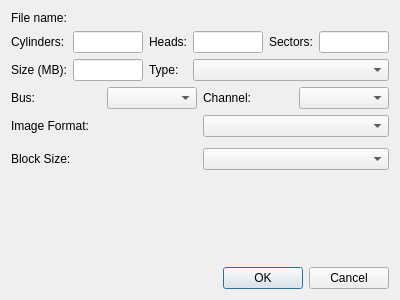
Before: the Qt Designer form src/qt/qt_harddiskdialog.ui in 86Box/86Box, drawn with Qt 5.
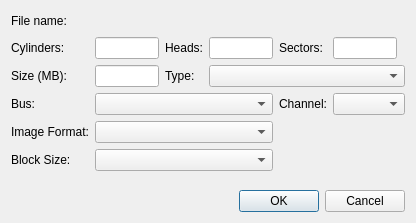
After: the same form once the commit is applied. Custom widgets are drawn as their Qt base class.

Commit message: qt: tweak hard disk dialog layout

What changed in the file:
```diff
--- a/src/qt/qt_harddiskdialog.ui
+++ b/src/qt/qt_harddiskdialog.ui
@@ -6,149 +6,70 @@
    <rect>
     <x>0</x>
     <y>0</y>
-    <width>400</width>
-    <height>300</height>
+    <width>393</width>
+    <height>223</height>
    </rect>
   </property>
   <property name="windowTitle">
    <string>Dialog</string>
   </property>
-  <layout class="QVBoxLayout" name="verticalLayout">
-   <item>
-    <layout class="QVBoxLayout" name="verticalLayout_2">
-     <property name="spacing">
-      <number>0</number>
+  <layout class="QGridLayout" name="gridLayout">
+   <item row="3" column="2">
+    <widget class="QLabel" name="label_4">
+     <property name="text">
+      <string>Heads:</string>
      </property>
-     <item>
-      <widget class="QLabel" name="label">
-       <property name="text">
-        <string>File name:</string>
-       </property>
-      </widget>
-     </item>
-     <item>
-      <widget class="FileField" name="fileField" native="true"/>
-     </item>
-    </layout>
+    </widget>
    </item>
-   <item>
-    <layout class="QGridLayout" name="gridLayout">
-     <item row="0" column="0">
-      <widget class="QLabel" name="label_2">
-       <property name="text">
-        <string>Cylinders:</string>
-       </property>
-      </widget>
-     </item>
-     <item row="0" column="4">
-      <widget class="QLabel" name="label_5">
-       <property name="text">
-        <string>Sectors:</string>
-       </property>
-      </widget>
-     </item>
-     <item row="0" column="1">
-      <widget class="QLineEdit" name="lineEditCylinders"/>
-     </item>
-     <item row="1" column="1">
-      <widget class="QLineEdit" name="lineEditSize"/>
-     </item>
-     <item row="1" column="0">
-      <widget class="QLabel" name="label_3">
-       <property name="text">
-        <string>Size (MB):</string>
-       </property>
-      </widget>
-     </item>
-     <item row="0" column="2">
-      <widget class="QLabel" name="label_4">
-       <property name="text">
-        <string>Heads:</string>
-       </property>
-      </widget>
-     </item>
-     <item row="0" column="3">
-      <widget class="QLineEdit" name="lineEditHeads">
-       <property name="maxLength">
-        <number>32767</number>
-       </property>
-      </widget>
-     </item>
-     <item row="1" column="2">
-      <widget class="QLabel" name="label_6">
-       <property name="text">
-        <string>Type:</string>
-       </property>
-      </widget>
-     </item>
-     <item row="0" column="5">
-      <widget class="QLineEdit" name="lineEditSectors">
-       <property name="maxLength">
-        <number>32767</number>
-       </property>
-      </widget>
-     </item>
-     <item row="1" column="3" colspan="3">
-      <widget class="QComboBox" name="comboBoxType"/>
-     </item>
-    </layout>
+   <item row="3" column="5">
+    <widget class="QLineEdit" name="lineEditSectors">
+     <property name="sizePolicy">
+      <sizepolicy hsizetype="Fixed" vsizetype="Fixed">
+       <horstretch>0</horstretch>
+       <verstretch>0</verstretch>
+      </sizepolicy>
+     </property>
+     <property name="maximumSize">
+      <size>
+       <width>64</width>
+       <height>16777215</height>
+      </size>
+     </property>
+     <property name="maxLength">
+      <number>32767</number>
+     </property>
+    </widget>
    </item>
-   <item>
-    <layout class="QHBoxLayout" name="horizontalLayout">
-     <item>
-      <widget class="QLabel" name="label_8">
-       <property name="text">
-        <string>Bus:</string>
-       </property>
-      </widget>
-     </item>
-     <item>
-      <widget class="QComboBox" name="comboBoxBus"/>
-     </item>
-     <item>
-      <widget class="QLabel" name="label_7">
-       <property name="text">
-        <string>Channel:</string>
-       </property>
-      </widget>
-     </item>
-     <item>
-      <widget class="QComboBox" name="comboBoxChannel"/>
-     </item>
-    </layout>
+   <item row="6" column="1" colspan="3">
+    <widget class="QComboBox" name="comboBoxFormat"/>
    </item>
-   <item>
-    <layout class="QHBoxLayout" name="horizontalLayoutFormat">
-     <item>
-      <widget class="QLabel" name="labelFormat">
-       <property name="text">
-        <string>Image Format:</string>
-       </property>
-      </widget>
-     </item>
-     <item>
-      <widget class="QComboBox" name="comboBoxFormat"/>
-     </item>
-    </layout>
+   <item row="5" column="5">
+    <widget class="QComboBox" name="comboBoxChannel"/>
    </item>
-   <item>
-    <layout class="QHBoxLayout" name="horizontalLayout_2">
-     <property name="topMargin">
-      <number>5</number>
+   <item row="0" column="0">
+    <widget class="QLabel" name="label">
+     <property name="text">
+      <string>File name:</string>
      </property>
-     <item>
-      <widget class="QLabel" name="labelBlockSize">
-       <property name="text">
-        <string>Block Size:</string>
-       </property>
-      </widget>
-     </item>
-     <item>
-      <widget class="QComboBox" name="comboBoxBlockSize"/>
-     </item>
-    </layout>
+    </widget>
    </item>
-   <item>
+   <item row="3" column="1">
+    <widget class="QLineEdit" name="lineEditCylinders">
+     <property name="sizePolicy">
+      <sizepolicy hsizetype="Fixed" vsizetype="Fixed">
+       <horstretch>0</horstretch>
+       <verstretch>0</verstretch>
+      </sizepolicy>
+     </property>
+     <property name="maximumSize">
+      <size>
+       <width>64</width>
+       <height>16777215</height>
+      </size>
+     </property>
+    </widget>
+   </item>
+   <item row="8" column="0" colspan="6">
     <spacer name="verticalSpacer">
      <property name="orientation">
       <enum>Qt::Vertical</enum>
@@ -156,12 +77,15 @@
      <property name="sizeHint" stdset="0">
       <size>
        <width>20</width>
-       <height>40</height>
+       <height>20</height>
       </size>
      </property>
     </spacer>
    </item>
-   <item>
+   <item row="7" column="1" colspan="3">
+    <widget class="QComboBox" name="comboBoxBlockSize"/>
+   </item>
+   <item row="9" column="0" colspan="6">
     <widget class="QDialogButtonBox" name="buttonBox">
      <property name="orientation">
       <enum>Qt::Horizontal</enum>
@@ -171,6 +95,113 @@
      </property>
     </widget>
    </item>
+   <item row="3" column="0">
+    <widget class="QLabel" name="label_2">
+     <property name="text">
+      <string>Cylinders:</string>
+     </property>
+    </widget>
+   </item>
+   <item row="5" column="4">
+    <widget class="QLabel" name="label_7">
+     <property name="text">
+      <string>Channel:</string>
+     </property>
+    </widget>
+   </item>
+   <item row="6" column="0">
+    <widget class="QLabel" name="labelFormat">
+     <property name="text">
+      <string>Image Format:</string>
+     </property>
+    </widget>
+   </item>
+   <item row="4" column="1">
+    <widget class="QLineEdit" name="lineEditSize">
+     <property name="sizePolicy">
+      <sizepolicy hsizetype="Fixed" vsizetype="Fixed">
+       <horstretch>0</horstretch>
+       <verstretch>0</verstretch>
+      </sizepolicy>
+     </property>
+     <property name="maximumSize">
+      <size>
+       <width>64</width>
+       <height>16777215</height>
+      </size>
+     </property>
+    </widget>
+   </item>
+   <item row="5" column="0">
+    <widget class="QLabel" name="label_8">
+     <property name="text">
+      <string>Bus:</string>
+     </property>
+    </widget>
+   </item>
+   <item row="5" column="1" colspan="3">
+    <widget class="QComboBox" name="comboBoxBus"/>
+   </item>
+   <item row="3" column="4">
+    <widget class="QLabel" name="label_5">
+     <property name="text">
+      <string>Sectors:</string>
+     </property>
+    </widget>
+   </item>
+   <item row="7" column="0">
+    <widget class="QLabel" name="labelBlockSize">
+     <property name="text">
+      <string>Block Size:</string>
+     </property>
+    </widget>
+   </item>
+   <item row="4" column="3" colspan="3">
+    <widget class="QComboBox" name="comboBoxType"/>
+   </item>
+   <item row="4" column="2">
+    <widget class="QLabel" name="label_6">
+     <property name="text">
+      <string>Type:</string>
+     </property>
+    </widget>
+   </item>
+   <item row="4" column="0">
+    <widget class="QLabel" name="label_3">
+     <property name="text">
+      <string>Size (MB):</string>
+     </property>
+    </widget>
+   </item>
+   <item row="3" column="3">
+    <widget class="QLineEdit" name="lineEditHeads">
+     <property name="sizePolicy">
+      <sizepolicy hsizetype="Fixed" vsizetype="Fixed">
+       <horstretch>0</horstretch>
+       <verstretch>0</verstretch>
+      </sizepolicy>
+     </property>
+     <property name="maximumSize">
+      <size>
+       <width>64</width>
+       <height>16777215</height>
+      </size>
+     </property>
+     <property name="maxLength">
+      <number>32767</number>
+     </property>
+    </widget>
+   </item>
+   <item row="0" column="1" colspan="5">
+    <widget class="FileField" name="fileField" native="true">
+     <property name="minimumSize">
+      <size>
+       <width>20</width>
+       <height>20</height>
+      </size>
+     </property>
+    </widget>
+   </item>
   </layout>
  </widget>
  <customwidgets>
```
